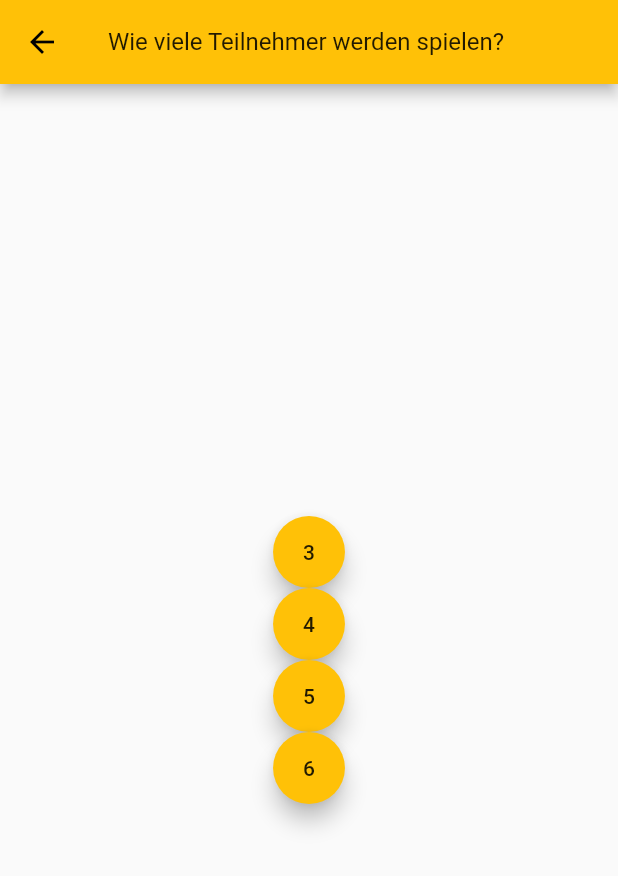
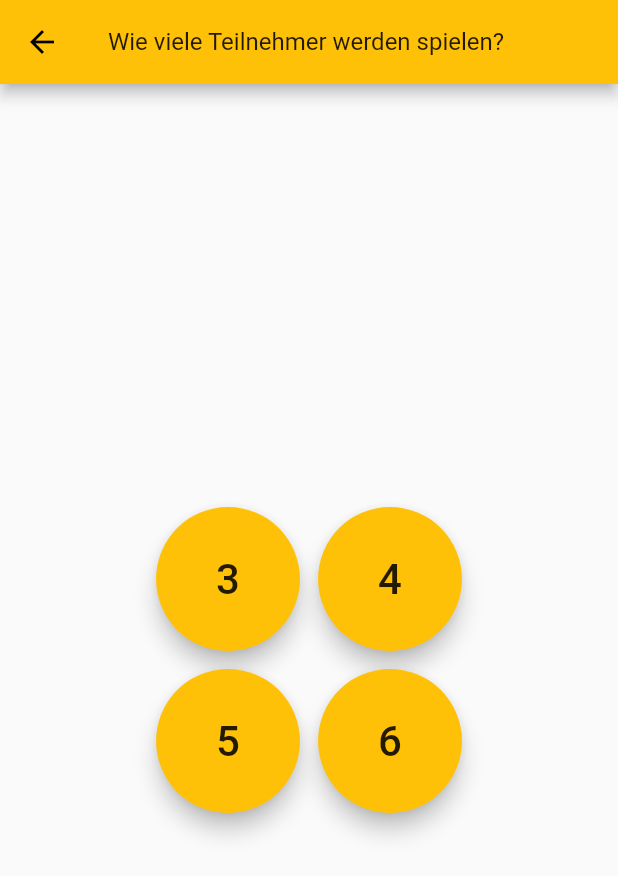
Before and after one commit to Makapre/BlockDerWahrheit, a Flutter app: the SetNumberOfPlayers screen opened by its route, on a phone screen of 412 x 824 dp. Shown: the top 876 px of the screen. Run offline on Flutter 3.47's test engine with Material 2 defaults, Android fonts, the phone set to English and light mode, and no system bars.

Commit message:
ui again

```diff
--- a/lib/screens/setNumberOfPlayers.dart
+++ b/lib/screens/setNumberOfPlayers.dart
@@ -6,6 +6,8 @@ class SetNumberOfPlayers extends StatelessWidget {
   @override
   Widget build(BuildContext context) {
     var game = context.watch<Game>();
+    const paddingVertical = EdgeInsets.symmetric(vertical: 30.0);
+    const paddingHorizontal = EdgeInsets.symmetric(horizontal: 30.0);
 
     return Scaffold(
       appBar: AppBar(
@@ -16,40 +18,83 @@ class SetNumberOfPlayers extends StatelessWidget {
         child: Column(
           mainAxisAlignment: MainAxisAlignment.center,
           children: [
-            FloatingActionButton.extended(
+            Padding(
+                padding: paddingVertical,
+                child: Row(
+                  mainAxisAlignment: MainAxisAlignment.center,
+                  children: [
+                    Padding(
+                        padding: paddingHorizontal,
+                        child: Transform.scale(
+                            scale: 2.0,
+                            child: FloatingActionButton.extended(
                               heroTag: 1,
-              onPressed: () =>
-                  Navigator.popAndPushNamed(context, '/setPlayerNames'),
+                              hoverColor: Colors.red,
+                              onPressed: () => Navigator.popAndPushNamed(
+                                  context, '/setPlayerNames'),
                               tooltip: '3 Spieler',
-              label: Text("3", style: Theme.of(context).textTheme.button),
-            ),
-            FloatingActionButton.extended(
+                              label: Text("3",
+                                  style: Theme.of(context).textTheme.button),
+                            ))),
+                    Padding(
+                        padding: paddingHorizontal,
+                        child: Transform.scale(
+                            scale: 2.0,
+                            child: FloatingActionButton.extended(
                               heroTag: 2,
+                              hoverColor: Colors.red,
                               onPressed: () => {
                                 game.setNumberOfPlayers(4),
-                Navigator.popAndPushNamed(context, '/setPlayerNames')
+                                Navigator.popAndPushNamed(
+                                    context, '/setPlayerNames')
                               },
                               tooltip: '4 Spieler',
-              label: Text("4", style: Theme.of(context).textTheme.button),
-            ),
-            FloatingActionButton.extended(
+                              label: Text("4",
+                                  style: Theme.of(context).textTheme.button),
+                            ))),
+                  ],
+                )),
+            Padding(
+                padding: paddingVertical,
+                child: Row(
+                  mainAxisAlignment: MainAxisAlignment.center,
+                  children: [
+                    Padding(
+                        padding: paddingHorizontal,
+                        child: Transform.scale(
+                            scale: 2.0,
+                            child: FloatingActionButton.extended(
                               heroTag: 3,
+                              hoverColor: Colors.red,
                               onPressed: () => {
                                 game.setNumberOfPlayers(5),
-                Navigator.popAndPushNamed(context, '/setPlayerNames')
+                                Navigator.popAndPushNamed(
+                                    context, '/setPlayerNames')
                               },
                               tooltip: '5 Spieler',
-              label: Text("5", style: Theme.of(context).textTheme.button),
+                              label: Text(
+                                "5",
+                                style: Theme.of(context).textTheme.button,
                               ),
-            FloatingActionButton.extended(
+                            ))),
+                    Padding(
+                        padding: paddingHorizontal,
+                        child: Transform.scale(
+                            scale: 2.0,
+                            child: FloatingActionButton.extended(
                               heroTag: 4,
+                              hoverColor: Colors.red,
                               onPressed: () => {
                                 game.setNumberOfPlayers(6),
-                Navigator.popAndPushNamed(context, '/setPlayerNames')
+                                Navigator.popAndPushNamed(
+                                    context, '/setPlayerNames')
                               },
                               tooltip: '6 Spieler',
-              label: Text("6", style: Theme.of(context).textTheme.button),
-            ),
+                              label: Text("6",
+                                  style: Theme.of(context).textTheme.button),
+                            ))),
+                  ],
+                )),
           ],
         ),
       ),
```
Also changed, not shown: 31 other files. Lines whose indentation alone changed are shown as unchanged.
